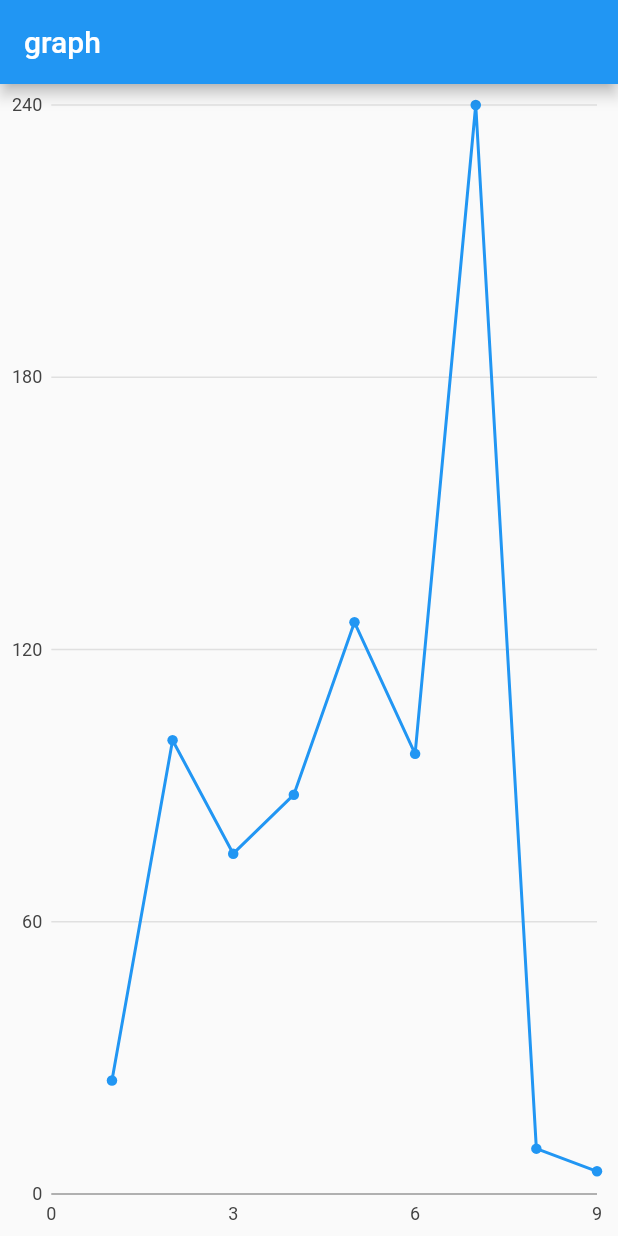
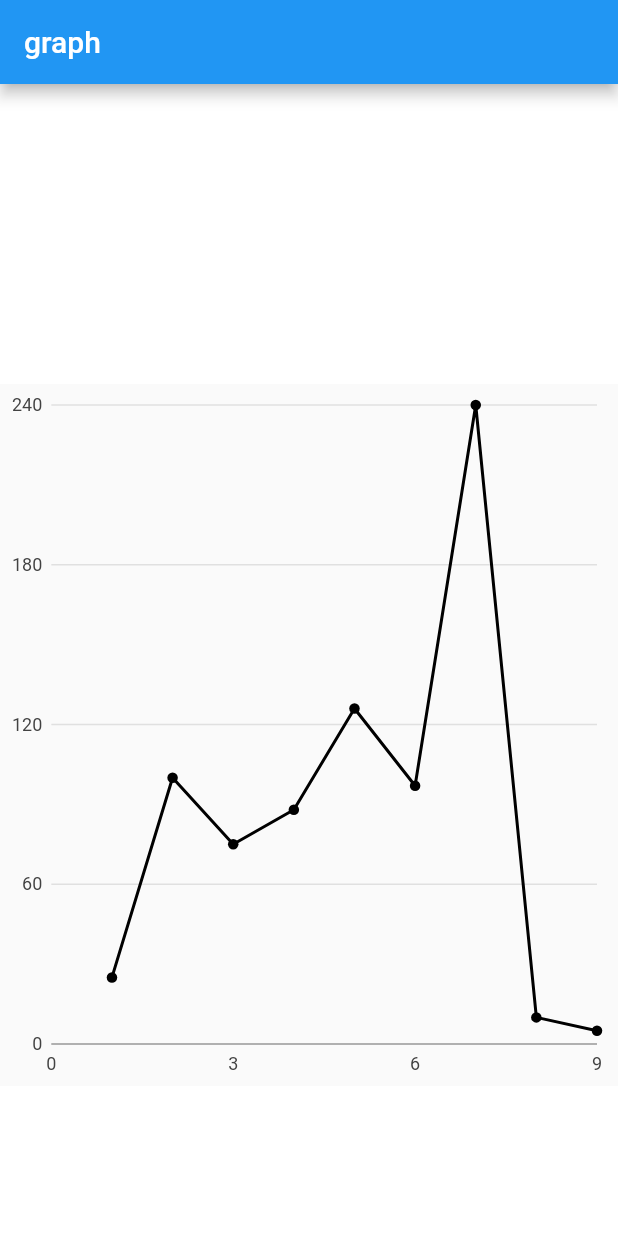
Before and after one commit to hanool/budget-manager-app, a Flutter app: the screen it shows after launch, on a phone screen of 412 x 824 dp. Run offline on Flutter 3.47's test engine with Material 2 defaults, Android fonts, the phone set to English and light mode, and no system bars; our stand-ins replace charts_flutter.

Commit message:
add column,expand wrapper for graph

```diff
--- a/lib/main.dart
+++ b/lib/main.dart
@@ -11,13 +11,27 @@ class AppHome extends StatelessWidget {
     return MaterialApp(
       home: SafeArea(
         child: Scaffold(
-          appBar: AppBar(
-            title: Text('graph'),
+              appBar: AppBar(
+                title: Text('graph'),
+              ),
+              body:Column(
+                children: <Widget>[
+                  Container(
+                    color: Colors.white,
+                    height: 200,
+                  ),
+                  Expanded(
+                    child: Center(
+                      child: PointsLineChart.withSampleData(),
+                    ),
+                  ),
+                  Container(
+                    color: Colors.white,
+                    height: 100,
+                  ),
+                ]
+              ),
           ),
-          body: Center(
-            child: PointsLineChart.withSampleData(),
-          ),
-        ),
       ),
     );
   }
--- a/lib/pages/monthly_static_page.dart
+++ b/lib/pages/monthly_static_page.dart
@@ -20,9 +20,12 @@ class PointsLineChart extends StatelessWidget {
 
   @override
   Widget build(BuildContext context) {
-    return new charts.LineChart(seriesList,
+    return new charts.LineChart(
+        seriesList,
+
         animate: animate,
-        defaultRenderer: new charts.LineRendererConfig(includePoints: true));
+        defaultRenderer: new charts.LineRendererConfig(includePoints: true)
+      );
   }
 
   /// Create one series with sample hard coded data.
@@ -42,7 +45,7 @@ class PointsLineChart extends StatelessWidget {
     return [
       new charts.Series<DailyBudgets, int>(
         id: 'Budgets',
-        colorFn: (_, __) => charts.MaterialPalette.blue.shadeDefault,
+        colorFn: (_, __) => charts.MaterialPalette.black,
         domainFn: (DailyBudgets budgets, _) => budgets.day,
         measureFn: (DailyBudgets budgets, _) => budgets.budgets,
         data: data,
```
